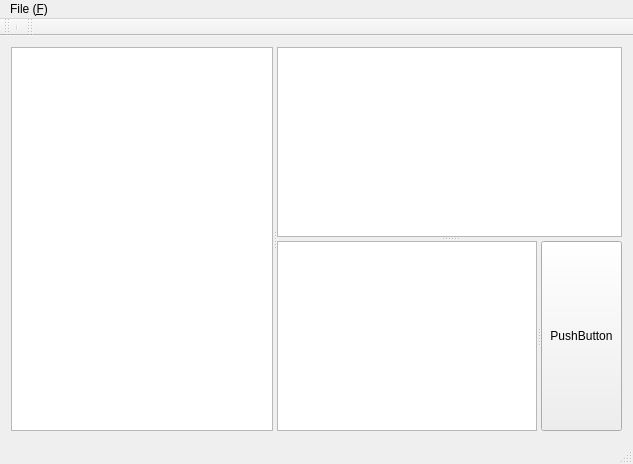
Old version of the form cryptdb/mainwindow.ui in the repository bluemousehh/cryptdb.
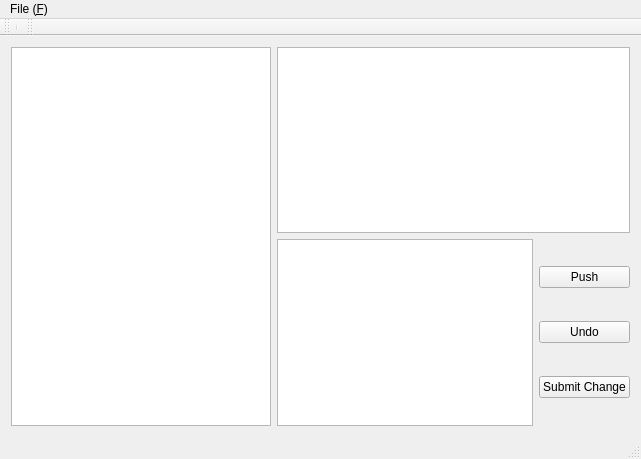
New version of the form.

What changed in the file:
```diff
--- a/cryptdb/mainwindow.ui
+++ b/cryptdb/mainwindow.ui
@@ -6,8 +6,8 @@
    <rect>
     <x>0</x>
     <y>0</y>
-    <width>633</width>
-    <height>464</height>
+    <width>641</width>
+    <height>459</height>
    </rect>
   </property>
   <property name="sizePolicy">
@@ -23,31 +23,52 @@
    <set>QMainWindow::AllowTabbedDocks|QMainWindow::AnimatedDocks|QMainWindow::ForceTabbedDocks</set>
   </property>
   <widget class="QWidget" name="centralWidget">
-   <layout class="QHBoxLayout" name="horizontalLayout">
+   <layout class="QHBoxLayout" name="horizontalLayout_3">
     <item>
-     <widget class="QSplitter" name="splitter_3">
-      <property name="orientation">
-       <enum>Qt::Horizontal</enum>
-      </property>
+     <layout class="QHBoxLayout" name="horizontalLayout_2">
+      <item>
       <widget class="QTreeView" name="treeView"/>
-      <widget class="QSplitter" name="splitter_2">
-       <property name="orientation">
-        <enum>Qt::Vertical</enum>
-       </property>
+      </item>
+      <item>
+       <layout class="QVBoxLayout" name="verticalLayout_2">
+        <item>
        <widget class="QTableView" name="tableView"/>
-       <widget class="QSplitter" name="splitter">
-        <property name="orientation">
-         <enum>Qt::Horizontal</enum>
-        </property>
+        </item>
+        <item>
+         <layout class="QHBoxLayout" name="horizontalLayout">
+          <item>
         <widget class="QPlainTextEdit" name="plainTextEdit"/>
+          </item>
+          <item>
+           <layout class="QVBoxLayout" name="verticalLayout">
+            <item>
         <widget class="QPushButton" name="pushButton">
          <property name="text">
-          <string>PushButton</string>
-         </property>
-        </widget>
-       </widget>
-      </widget>
-     </widget>
+               <string>Push</string>
+              </property>
+             </widget>
+            </item>
+            <item>
+             <widget class="QPushButton" name="pushButton_3">
+              <property name="text">
+               <string>Undo</string>
+              </property>
+             </widget>
+            </item>
+            <item>
+             <widget class="QPushButton" name="pushButton_2">
+              <property name="text">
+               <string>Submit Change</string>
+              </property>
+             </widget>
+            </item>
+           </layout>
+          </item>
+         </layout>
+        </item>
+       </layout>
+      </item>
+     </layout>
     </item>
    </layout>
   </widget>
@@ -56,7 +77,7 @@
     <rect>
      <x>0</x>
      <y>0</y>
-     <width>633</width>
+     <width>641</width>
      <height>26</height>
     </rect>
    </property>
```
Lines whose indentation alone changed are shown as unchanged.
